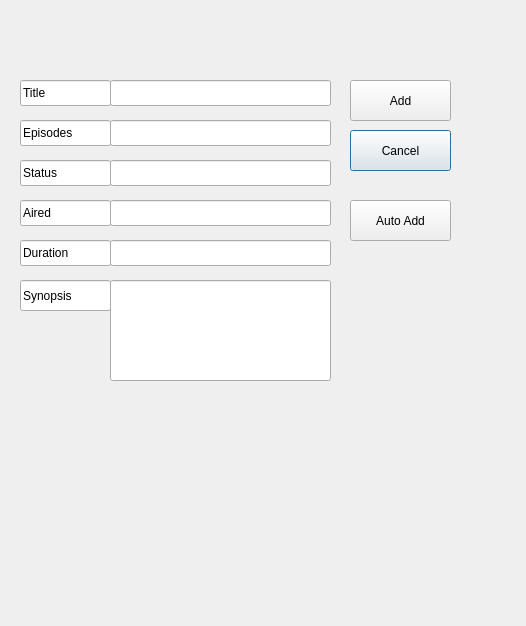
Old version of the form NewListWindow.ui in the repository TieraLa/ElokuvavarastonHallintaSovellus.
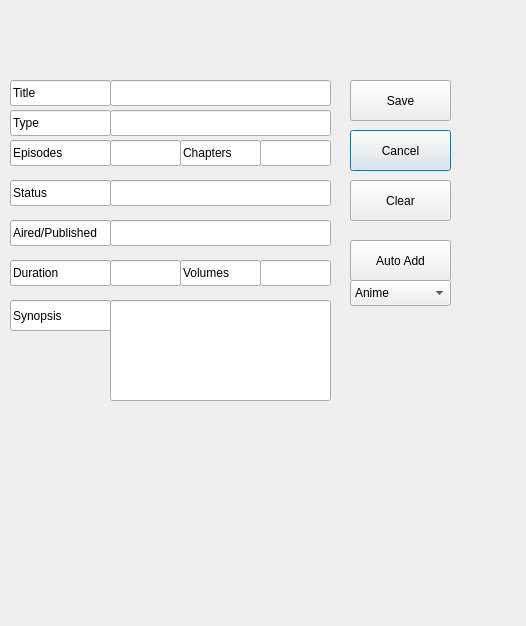
New version of the form.

The edit to the form file:
```diff
--- a/NewListWindow.ui
+++ b/NewListWindow.ui
@@ -30,7 +30,7 @@
    <property name="geometry">
     <rect>
      <x>110</x>
-     <y>280</y>
+     <y>300</y>
      <width>221</width>
      <height>101</height>
     </rect>
@@ -43,8 +43,8 @@
    <property name="geometry">
     <rect>
      <x>110</x>
-     <y>240</y>
-     <width>221</width>
+     <y>260</y>
+     <width>71</width>
      <height>26</height>
     </rect>
    </property>
@@ -56,7 +56,7 @@
    <property name="geometry">
     <rect>
      <x>110</x>
-     <y>200</y>
+     <y>220</y>
      <width>221</width>
      <height>26</height>
     </rect>
@@ -69,7 +69,7 @@
    <property name="geometry">
     <rect>
      <x>110</x>
-     <y>160</y>
+     <y>180</y>
      <width>221</width>
      <height>26</height>
     </rect>
@@ -95,8 +95,8 @@
    <property name="geometry">
     <rect>
      <x>110</x>
-     <y>120</y>
-     <width>221</width>
+     <y>140</y>
+     <width>71</width>
      <height>26</height>
     </rect>
    </property>
@@ -114,14 +114,14 @@
     </rect>
    </property>
    <property name="text">
-    <string>Add</string>
+    <string>Save</string>
    </property>
   </widget>
   <widget class="QPushButton" name="pushButton_autoAdd">
    <property name="geometry">
     <rect>
      <x>350</x>
-     <y>200</y>
+     <y>240</y>
      <width>101</width>
      <height>41</height>
     </rect>
@@ -133,9 +133,9 @@
   <widget class="QLineEdit" name="lineEdit_title_2">
    <property name="geometry">
     <rect>
-     <x>20</x>
+     <x>10</x>
      <y>80</y>
-     <width>91</width>
+     <width>101</width>
      <height>26</height>
     </rect>
    </property>
@@ -149,9 +149,9 @@
   <widget class="QLineEdit" name="lineEdit_episodes_2">
    <property name="geometry">
     <rect>
-     <x>20</x>
-     <y>120</y>
-     <width>91</width>
+     <x>10</x>
+     <y>140</y>
+     <width>101</width>
      <height>26</height>
     </rect>
    </property>
@@ -165,9 +165,9 @@
   <widget class="QLineEdit" name="lineEdit_status_2">
    <property name="geometry">
     <rect>
-     <x>20</x>
-     <y>160</y>
-     <width>91</width>
+     <x>10</x>
+     <y>180</y>
+     <width>101</width>
      <height>26</height>
     </rect>
    </property>
@@ -181,14 +181,14 @@
   <widget class="QLineEdit" name="lineEdit_aired_2">
    <property name="geometry">
     <rect>
-     <x>20</x>
-     <y>200</y>
-     <width>91</width>
+     <x>10</x>
+     <y>220</y>
+     <width>101</width>
      <height>26</height>
     </rect>
    </property>
    <property name="text">
-    <string>Aired</string>
+    <string>Aired/Published</string>
    </property>
    <property name="readOnly">
     <bool>true</bool>
@@ -197,9 +197,9 @@
   <widget class="QLineEdit" name="lineEdit_duration_2">
    <property name="geometry">
     <rect>
-     <x>20</x>
-     <y>240</y>
-     <width>91</width>
+     <x>10</x>
+     <y>260</y>
+     <width>101</width>
      <height>26</height>
     </rect>
    </property>
@@ -213,9 +213,9 @@
   <widget class="QLineEdit" name="lineEdit_synopsis_2">
    <property name="geometry">
     <rect>
-     <x>20</x>
-     <y>280</y>
-     <width>91</width>
+     <x>10</x>
+     <y>300</y>
+     <width>101</width>
      <height>31</height>
     </rect>
    </property>
@@ -226,6 +226,126 @@
     <bool>true</bool>
    </property>
   </widget>
+  <widget class="QLineEdit" name="lineEdit_chapters_2">
+   <property name="geometry">
+    <rect>
+     <x>180</x>
+     <y>140</y>
+     <width>81</width>
+     <height>26</height>
+    </rect>
+   </property>
+   <property name="text">
+    <string>Chapters</string>
+   </property>
+   <property name="readOnly">
+    <bool>true</bool>
+   </property>
+  </widget>
+  <widget class="QLineEdit" name="lineEdit_chapters">
+   <property name="geometry">
+    <rect>
+     <x>260</x>
+     <y>140</y>
+     <width>71</width>
+     <height>26</height>
+    </rect>
+   </property>
+   <property name="text">
+    <string/>
+   </property>
+  </widget>
+  <widget class="QLineEdit" name="lineEdit_volumes_2">
+   <property name="geometry">
+    <rect>
+     <x>180</x>
+     <y>260</y>
+     <width>81</width>
+     <height>26</height>
+    </rect>
+   </property>
+   <property name="text">
+    <string>Volumes</string>
+   </property>
+   <property name="readOnly">
+    <bool>true</bool>
+   </property>
+  </widget>
+  <widget class="QLineEdit" name="lineEdit_volumes">
+   <property name="geometry">
+    <rect>
+     <x>260</x>
+     <y>260</y>
+     <width>71</width>
+     <height>26</height>
+    </rect>
+   </property>
+   <property name="text">
+    <string/>
+   </property>
+  </widget>
+  <widget class="QComboBox" name="comboBox_type">
+   <property name="geometry">
+    <rect>
+     <x>350</x>
+     <y>280</y>
+     <width>101</width>
+     <height>26</height>
+    </rect>
+   </property>
+   <item>
+    <property name="text">
+     <string>Anime</string>
+    </property>
+   </item>
+   <item>
+    <property name="text">
+     <string>Manga</string>
+    </property>
+   </item>
+  </widget>
+  <widget class="QLineEdit" name="lineEdit_type2">
+   <property name="geometry">
+    <rect>
+     <x>10</x>
+     <y>110</y>
+     <width>101</width>
+     <height>26</height>
+    </rect>
+   </property>
+   <property name="text">
+    <string>Type</string>
+   </property>
+   <property name="readOnly">
+    <bool>true</bool>
+   </property>
+  </widget>
+  <widget class="QLineEdit" name="lineEdit_type">
+   <property name="geometry">
+    <rect>
+     <x>110</x>
+     <y>110</y>
+     <width>221</width>
+     <height>26</height>
+    </rect>
+   </property>
+   <property name="text">
+    <string/>
+   </property>
+  </widget>
+  <widget class="QPushButton" name="pushButton_clear">
+   <property name="geometry">
+    <rect>
+     <x>350</x>
+     <y>180</y>
+     <width>101</width>
+     <height>41</height>
+    </rect>
+   </property>
+   <property name="text">
+    <string>Clear</string>
+   </property>
+  </widget>
  </widget>
  <resources/>
  <connections/>
```
